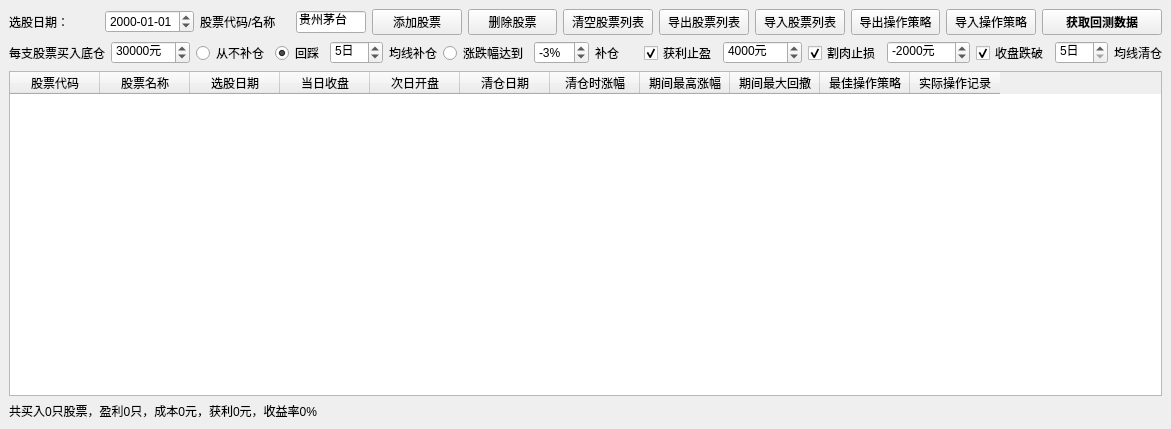
The window that QtDesign/SelectedPerformance.ui (victor647/QuantumStockTrade) describes before a commit, drawn with Qt 5.
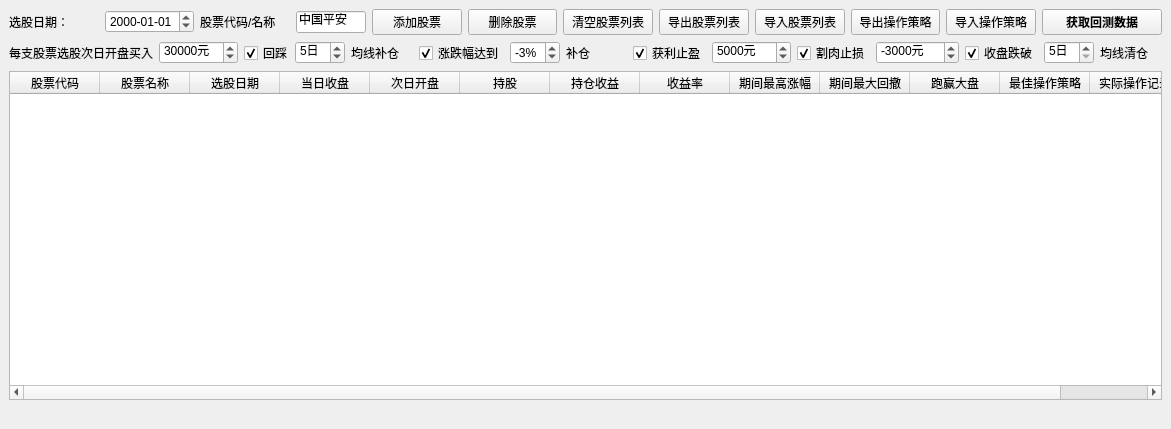
The same window after the commit.

```diff
--- a/QtDesign/SelectedPerformance.ui
+++ b/QtDesign/SelectedPerformance.ui
@@ -71,7 +71,7 @@
          </font>
         </property>
         <property name="text">
-         <string>贵州茅台</string>
+         <string>中国平安</string>
         </property>
         <property name="maxLength">
          <number>6</number>
@@ -203,7 +203,7 @@
          </font>
         </property>
         <property name="text">
-         <string>每支股票买入底仓</string>
+         <string>每支股票选股次日开盘买入</string>
         </property>
        </widget>
       </item>
@@ -233,19 +233,13 @@
        </widget>
       </item>
       <item>
-       <widget class="QRadioButton" name="rbnNeverAdd">
-        <property name="font">
-         <font>
-          <pointsize>9</pointsize>
-         </font>
+       <widget class="QCheckBox" name="cbxAddByMa">
+        <property name="maximumSize">
+         <size>
+          <width>45</width>
+          <height>16777215</height>
+         </size>
         </property>
-        <property name="text">
-         <string>从不补仓</string>
-        </property>
-       </widget>
-      </item>
-      <item>
-       <widget class="QRadioButton" name="rbnAddByMa">
         <property name="font">
          <font>
           <pointsize>9</pointsize>
@@ -261,6 +255,12 @@
       </item>
       <item>
        <widget class="QSpinBox" name="spbAddMaPeriod">
+        <property name="maximumSize">
+         <size>
+          <width>50</width>
+          <height>16777215</height>
+         </size>
+        </property>
         <property name="font">
          <font>
           <pointsize>9</pointsize>
@@ -293,7 +293,7 @@
        </widget>
       </item>
       <item>
-       <widget class="QRadioButton" name="rbnAddByPercent">
+       <widget class="QCheckBox" name="cbxAddByPercent">
         <property name="font">
          <font>
           <pointsize>9</pointsize>
@@ -302,10 +302,19 @@
         <property name="text">
          <string>涨跌幅达到</string>
         </property>
+        <property name="checked">
+         <bool>true</bool>
+        </property>
        </widget>
       </item>
       <item>
        <widget class="QSpinBox" name="spbAddPercent">
+        <property name="maximumSize">
+         <size>
+          <width>50</width>
+          <height>16777215</height>
+         </size>
+        </property>
         <property name="font">
          <font>
           <family>Helvetica</family>
@@ -375,7 +384,7 @@
          <number>1</number>
         </property>
         <property name="value">
-         <number>4000</number>
+         <number>5000</number>
         </property>
        </widget>
       </item>
@@ -413,7 +422,7 @@
          <number>-100</number>
         </property>
         <property name="value">
-         <number>-2000</number>
+         <number>-3000</number>
         </property>
        </widget>
       </item>
@@ -435,6 +444,12 @@
       </item>
       <item>
        <widget class="QSpinBox" name="spbClearMaPeriod">
+        <property name="maximumSize">
+         <size>
+          <width>50</width>
+          <height>16777215</height>
+         </size>
+        </property>
         <property name="font">
          <font>
           <pointsize>9</pointsize>
@@ -509,12 +524,17 @@
       </column>
       <column>
        <property name="text">
-        <string>清仓日期</string>
+        <string>持股</string>
        </property>
       </column>
       <column>
        <property name="text">
-        <string>清仓时涨幅</string>
+        <string>持仓收益</string>
+       </property>
+      </column>
+      <column>
+       <property name="text">
+        <string>收益率</string>
        </property>
       </column>
       <column>
@@ -527,6 +547,11 @@
         <string>期间最大回撤</string>
        </property>
       </column>
+      <column>
+       <property name="text">
+        <string>跑赢大盘</string>
+       </property>
+      </column>
       <column>
        <property name="text">
         <string>最佳操作策略</string>
@@ -548,7 +573,7 @@
        </font>
       </property>
       <property name="text">
-       <string>共买入0只股票，盈利0只，成本0元，获利0元，收益率0%</string>
+       <string/>
       </property>
      </widget>
     </item>
```
Left out of the diff: 2 changed lines with no effect on the pictures.
